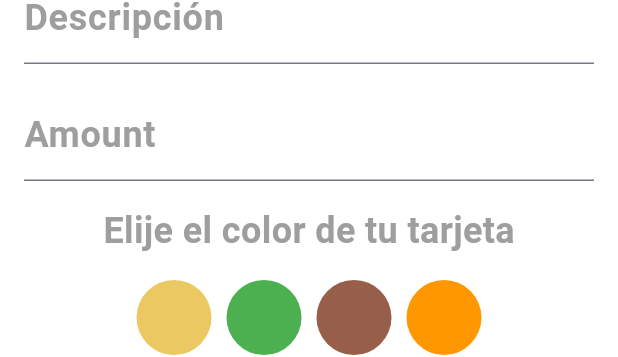
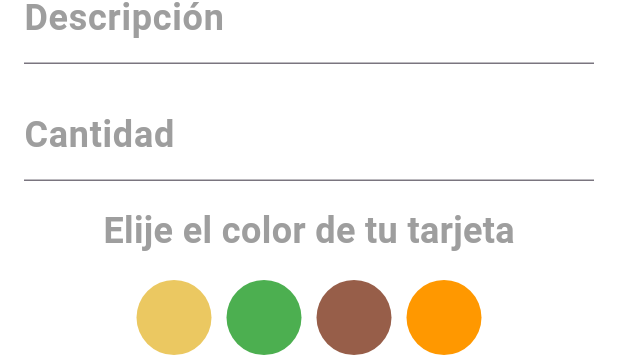
Before and after one commit to gearscrafter/store_cards, a Flutter app: the FormWidget widget shown alone on an empty page, opened directly, on a phone screen of 412 x 824 dp. Shown: the part 170-527 px from the top of the screen. Run offline on Flutter 3.47's test engine with Material 3 defaults, Android fonts, the light colour scheme and no system bars; network calls fail.

Commit message:
Fix label amount

```diff
--- a/lib/src/presentation/widgets/form_widget.dart
+++ b/lib/src/presentation/widgets/form_widget.dart
@@ -68,7 +68,7 @@ class _FormWidgetState extends State<FormWidget> {
                       const SizedBox(height: 16),
                       TextField(
                         decoration: const InputDecoration(
-                            labelText: 'Amount',
+                            labelText: 'Cantidad',
                             labelStyle: TextStyle(
                                 fontSize: 24,
                                 color: Colors.grey,
```
